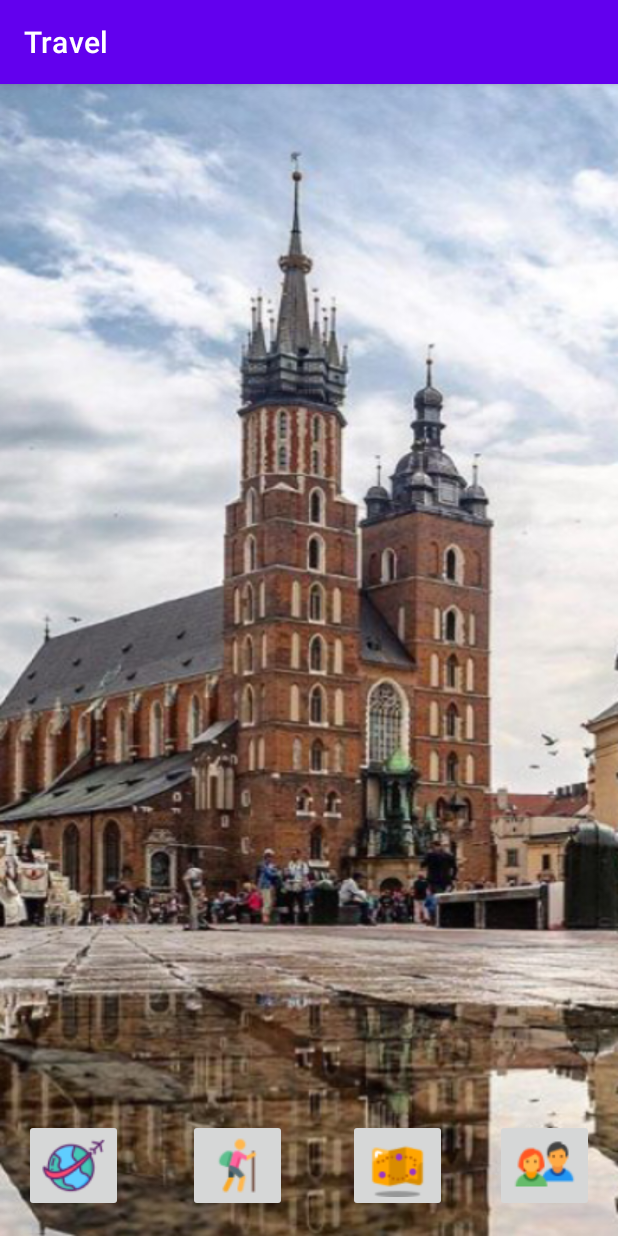
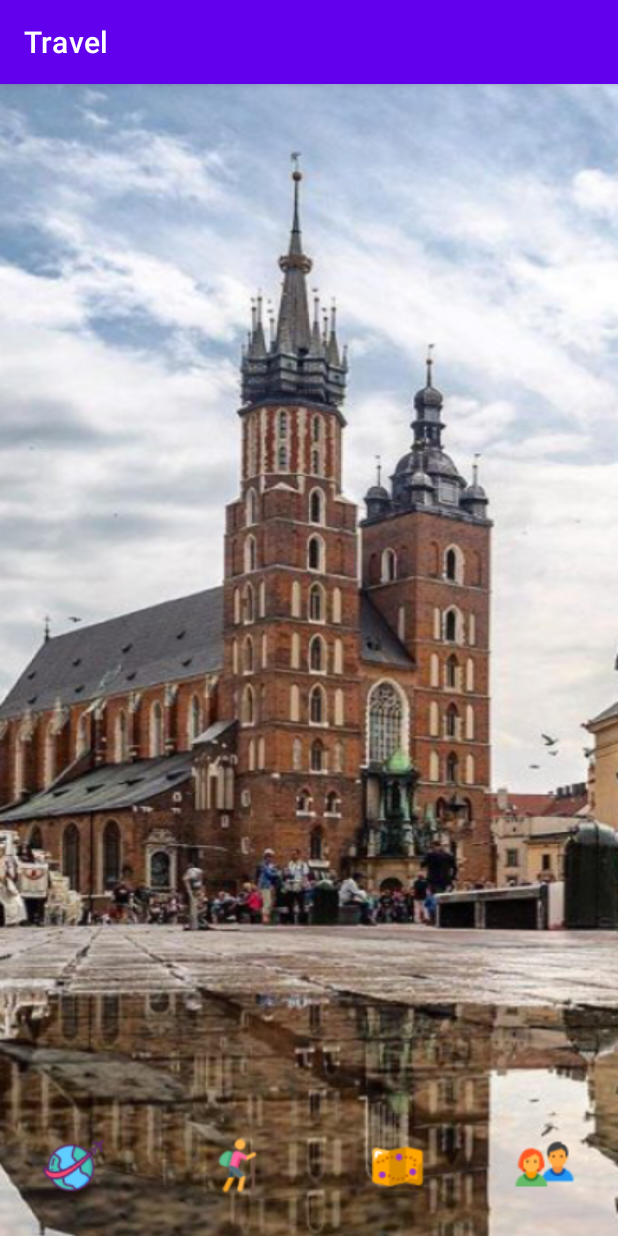
Before and after one commit to KirillAleshenkov/Project_android, an Android app: the BigTravel screen opened directly, with no data from a screen before it, on a phone screen of 412 x 824 dp. Run offline under Robolectric (Android 15) with nearby library versions, the phone set to English and light mode, and no system bars.

Commit message:
Рабочая версия. Было сделано: Отрисована второй активность.

```diff
--- a/app/src/main/res/layout/activity_big_travel.xml
+++ b/app/src/main/res/layout/activity_big_travel.xml
@@ -13,6 +13,7 @@
         android:layout_height="wrap_content"
         android:layout_marginStart="16dp"
         android:layout_marginBottom="16dp"
+        android:backgroundTint="#00FFFFFF"
         app:layout_constraintBottom_toBottomOf="parent"
         app:layout_constraintStart_toStartOf="parent"
         app:srcCompat="@drawable/bar1" />
@@ -23,6 +24,7 @@
         android:layout_height="wrap_content"
         android:layout_marginEnd="16dp"
         android:layout_marginBottom="16dp"
+        android:backgroundTint="#00FFFFFF"
         app:layout_constraintBottom_toBottomOf="parent"
         app:layout_constraintEnd_toEndOf="parent"
         app:srcCompat="@drawable/bar4" />
@@ -33,6 +35,7 @@
         android:layout_height="wrap_content"
         android:layout_marginEnd="32dp"
         android:layout_marginBottom="16dp"
+        android:backgroundTint="#00FFFFFF"
         app:layout_constraintBottom_toBottomOf="parent"
         app:layout_constraintEnd_toStartOf="@+id/imageButton9"
         app:srcCompat="@drawable/bar3" />
@@ -42,6 +45,7 @@
         android:layout_width="wrap_content"
         android:layout_height="wrap_content"
         android:layout_marginBottom="16dp"
+        android:backgroundTint="#00FFFFFF"
         app:layout_constraintBottom_toBottomOf="parent"
         app:layout_constraintEnd_toStartOf="@+id/imageButton10"
         app:layout_constraintHorizontal_bias="0.518"
--- a/app/src/main/res/layout/activity_main.xml
+++ b/app/src/main/res/layout/activity_main.xml
@@ -11,6 +11,7 @@
         android:layout_width="413dp"
         android:layout_height="282dp"
         android:backgroundTint="#00FFFFFF"
+        android:onClick="onClick1"
         app:layout_constraintBottom_toTopOf="@+id/imageButton2"
         app:layout_constraintEnd_toEndOf="parent"
         app:layout_constraintStart_toStartOf="parent"
```
Also changed, not shown: app/src/main/java/com/example/travel/MainActivity.java (+7 -0 lines).
